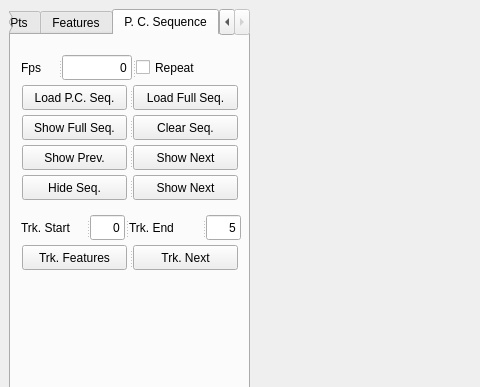
Old version of the form src/PclViewer.ui in the repository CansenJIANG/MotionSegmentation3D; both pictures show x 0 to 480 and y 0 to 387 of the 1026 by 974 pixel window.
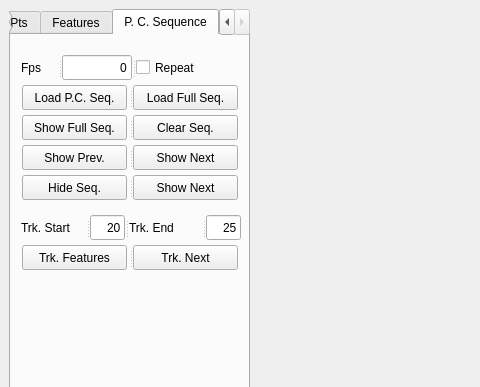
New version of the form. Custom widgets are drawn as their Qt base class.

Commit message: Before Modify Draw Feature Matching for Pointcloud Sequence

```diff
--- a/src/PclViewer.ui
+++ b/src/PclViewer.ui
@@ -4136,7 +4136,7 @@
            </size>
           </property>
           <property name="text">
-           <string>0</string>
+           <string>20</string>
           </property>
           <property name="alignment">
            <set>Qt::AlignRight|Qt::AlignTrailing|Qt::AlignVCenter</set>
@@ -4161,7 +4161,7 @@
            </size>
           </property>
           <property name="text">
-           <string>5</string>
+           <string>25</string>
           </property>
           <property name="alignment">
            <set>Qt::AlignRight|Qt::AlignTrailing|Qt::AlignVCenter</set>
```
The commit also changes 2 other files.
